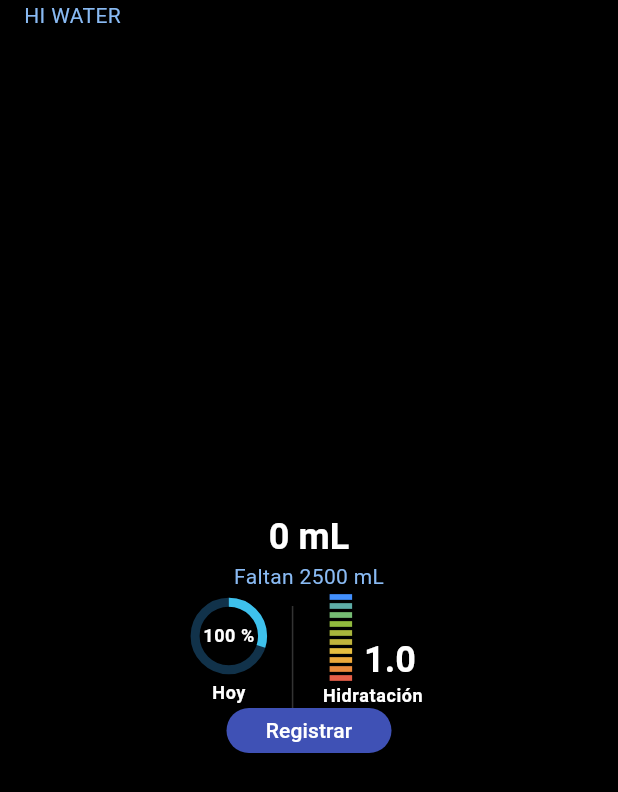
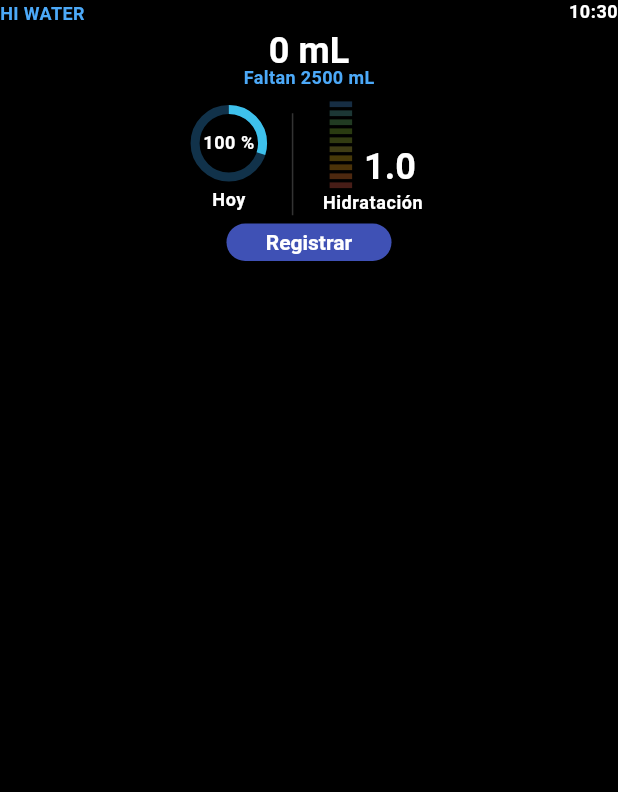
Before and after one commit to Daniel-Fernandez-Guarneros/App_Hi_Water, a Flutter app: the screen it shows after launch, on a phone screen of 412 x 824 dp. Shown: the top 792 px of the screen. Run offline on Flutter 3.47's test engine with Material 2 defaults, Android fonts, the light colour scheme and no system bars.

Commit message:
1_7 Ajustando tamaños y espacio y agrgrando colores de la barra de progreso

```diff
--- a/lib/assets/interval_progress_bar.dart
+++ b/lib/assets/interval_progress_bar.dart
@@ -1,13 +1,40 @@
 import 'package:flutter/material.dart';
 
 class IntervalProgressBar extends StatefulWidget {
-  const IntervalProgressBar({Key? key}) : super(key: key);
+  final int value; // Define el valor de la barra
+  const IntervalProgressBar({Key? key, required this.value}) : super(key: key);
 
   @override
   State<IntervalProgressBar> createState() => _IntervalProgressBarState();
 }
 
 class _IntervalProgressBarState extends State<IntervalProgressBar> {
+  List<Color> darkColors = [
+    const Color.fromARGB(255, 22, 45, 67),
+    const Color.fromARGB(255, 28, 55, 53),
+    const Color.fromARGB(255, 33, 59, 34),
+    const Color.fromARGB(255, 42, 59, 17),
+    const Color.fromARGB(255, 50, 59, 18),
+    const Color.fromARGB(255, 63, 60, 21),
+    const Color.fromARGB(255, 71, 57, 9),
+    const Color.fromARGB(255, 75, 51, 9),
+    const Color.fromARGB(255, 77, 40, 15),
+    const Color.fromARGB(255, 71, 29, 23),
+  ];
+
+  List<Color> brightColors = [
+    const Color.fromARGB(255, 66, 144, 255),
+    const Color.fromARGB(255, 94, 173, 167),
+    const Color.fromARGB(255, 118, 188, 116),
+    const Color.fromARGB(255, 145, 186, 62),
+    const Color.fromARGB(255, 169, 183, 60),
+    const Color.fromARGB(255, 192, 181, 60),
+    const Color.fromARGB(255, 230, 190, 64),
+    const Color.fromARGB(255, 237, 169, 59),
+    const Color.fromARGB(255, 235, 138, 60),
+    const Color.fromARGB(255, 229, 95, 72),
+  ];
+
   @override
   Widget build(BuildContext context) {
     return Row(
@@ -22,27 +49,33 @@ class _IntervalProgressBarState extends State<IntervalProgressBar> {
   }
 
   Widget _bar() {
+    List<Color> actualColors;
+    if (widget.value == 0) {
+      actualColors = darkColors;
+    } else {
+      actualColors = brightColors;
+    }
     return Column(
       children: [
-        _interval(customColor: const Color.fromARGB(255, 66, 144, 255)),
+        _interval(customColor: actualColors[0]),
         _separator(),
-        _interval(customColor: const Color.fromARGB(255, 94, 173, 167)),
+        _interval(customColor: actualColors[1]),
         _separator(),
-        _interval(customColor: const Color.fromARGB(255, 118, 188, 116)),
+        _interval(customColor: actualColors[2]),
         _separator(),
-        _interval(customColor: const Color.fromARGB(255, 145, 186, 62)),
+        _interval(customColor: actualColors[3]),
         _separator(),
-        _interval(customColor: const Color.fromARGB(255, 169, 183, 60)),
+        _interval(customColor: actualColors[4]),
         _separator(),
-        _interval(customColor: const Color.fromARGB(255, 192, 181, 60)),
+        _interval(customColor: actualColors[5]),
         _separator(),
-        _interval(customColor: const Color.fromARGB(255, 230, 190, 64)),
+        _interval(customColor: actualColors[6]),
         _separator(),
-        _interval(customColor: const Color.fromARGB(255, 237, 169, 59)),
+        _interval(customColor: actualColors[7]),
         _separator(),
-        _interval(customColor: const Color.fromARGB(255, 235, 138, 60)),
+        _interval(customColor: actualColors[8]),
         _separator(),
-        _interval(customColor: const Color.fromARGB(255, 229, 95, 72)),
+        _interval(customColor: actualColors[9]),
       ],
     );
   }
--- a/lib/main.dart
+++ b/lib/main.dart
@@ -22,8 +22,9 @@ class MyApp extends StatelessWidget {
           headlineSmall:
               TextStyle(color: Colors.white, fontWeight: FontWeight.bold),
           bodyMedium: TextStyle(
-            color: Color.fromARGB(255, 137, 186, 243),
-          ),
+              color: Color.fromARGB(255, 76, 169, 248),
+              fontSize: 12,
+              fontWeight: FontWeight.bold),
           bodySmall: TextStyle(
               color: Colors.white, fontSize: 12, fontWeight: FontWeight.bold),
         ),
@@ -31,6 +32,7 @@ class MyApp extends StatelessWidget {
             style: ElevatedButton.styleFrom(
           backgroundColor: Colors.indigo,
           foregroundColor: Colors.white,
+          textStyle: const TextStyle(fontWeight: FontWeight.bold),
         )),
         useMaterial3: true,
       ),
--- a/lib/screens/start_screen.dart
+++ b/lib/screens/start_screen.dart
@@ -1,5 +1,6 @@
 import 'package:app_wear/assets/interval_progress_bar.dart';
 import 'package:flutter/material.dart';
+import 'package:intl/intl.dart';
 
 class StartScreen extends StatefulWidget {
   const StartScreen({Key? key}) : super(key: key);
@@ -13,32 +14,55 @@ class _StartScreenState extends State<StartScreen> {
   Widget build(BuildContext context) {
     return Scaffold(
       appBar: AppBar(
-        toolbarHeight: 20.0,
-        centerTitle: false,
-        leadingWidth: 0,
-        title: Text(
+        toolbarHeight: 16.0,
+        leadingWidth: 100,
+        leading: Text(
           'HI WATER',
           style: Theme.of(context).textTheme.bodyMedium,
         ),
-        // actions: [],
+        actions: [
+          _hour(),
+        ],
       ),
-      body: Column(
+      body: SizedBox(
+        height: 160.0,
+        child: Column(
           mainAxisAlignment: MainAxisAlignment.center,
           children: [
             _totalMl(),
+            _verticalGap(),
             _indicators(),
+            _verticalGap(),
             _buttonReg(),
           ],
         ),
+      ),
+    );
+  }
+
+  Widget _hour() {
+    String formattedTime = DateFormat.Hm().format(DateTime.now());
+    return Text(
+      formattedTime,
+      style: Theme.of(context).textTheme.bodySmall,
+    );
+  }
+
+  Widget _verticalGap() {
+    return const SizedBox(
+      height: 5.5,
     );
   }
 
   Widget _totalMl() {
     return Column(
       children: [
-        Text(
+        SizedBox(
+          height: 25.0,
+          child: Text(
             '0 mL',
             style: Theme.of(context).textTheme.headlineSmall,
+          ),
         ),
         Text(
           'Faltan 2500 mL',
@@ -114,7 +138,7 @@ class _StartScreenState extends State<StartScreen> {
   Widget _hydration() {
     return Column(
       children: [
-        const IntervalProgressBar(),
+        const IntervalProgressBar(value: 0),
         //_intervalBar(),
         Text(
           'Hidratación',
@@ -136,7 +160,7 @@ class _StartScreenState extends State<StartScreen> {
       child: ConstrainedBox(
         constraints: const BoxConstraints.tightFor(
           width: 110,
-          height: 30,
+          height: 25,
         ),
         child: ElevatedButton(
           onPressed: () {},
--- a/pubspec.yaml
+++ b/pubspec.yaml
@@ -35,6 +35,8 @@ dependencies:
   # The following adds the Cupertino Icons font to your application.
   # Use with the CupertinoIcons class for iOS style icons.
   cupertino_icons: ^1.0.2
+  flutter_intl: ^0.0.1
+  intl: ^0.18.1
 
 dev_dependencies:
   flutter_test:
```
Lines whose indentation alone changed are shown as unchanged.
